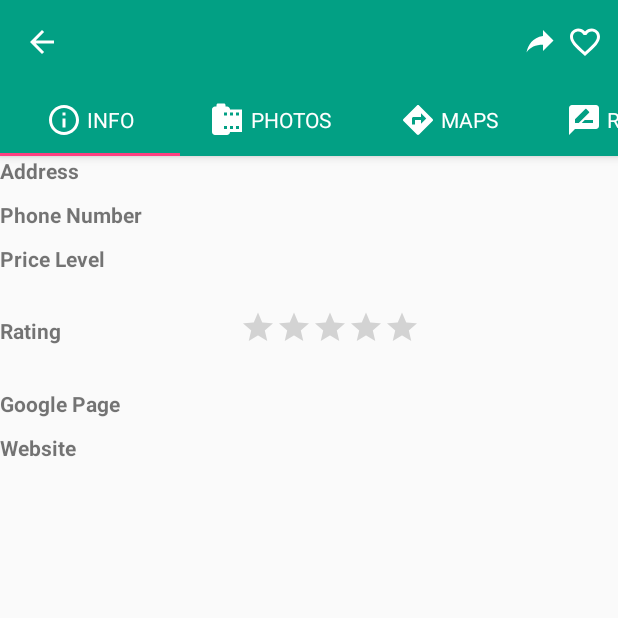
After one commit to JieYin2017/Android-Travel-and-Search, an Android app: the DetailActivity screen opened directly, with no data from a screen before it, on a phone screen of 412 x 824 dp, the top half of it. The commit adds this screen. Run offline under Robolectric (Android 15) with nearby library versions, the phone set to English and light mode, and no system bars; our stand-ins replace Volley; network calls fail; 3 statements that could not run were skipped.

Commit message:
pagination complete details page move on

```diff
--- /dev/null
+++ b/TravelSearch/app/src/main/java/edu/usc/jieyin/travelsearch/DetailActivity.java
@@ -0,0 +1,187 @@
+package edu.usc.jieyin.travelsearch;
+
+import android.content.Intent;
+import android.icu.text.IDNA;
+import android.support.design.widget.TabLayout;
+import android.support.v4.app.Fragment;
+import android.support.v4.app.FragmentManager;
+import android.support.v4.app.FragmentPagerAdapter;
+import android.support.v4.view.ViewPager;
+import android.support.v7.app.AppCompatActivity;
+import android.os.Bundle;
+import android.support.v7.widget.Toolbar;
+import android.util.Log;
+import android.view.LayoutInflater;
+import android.view.Menu;
+import android.view.View;
+import android.widget.ImageView;
+import android.widget.LinearLayout;
+import android.widget.TextView;
+
+import com.android.volley.Request;
+import com.android.volley.RequestQueue;
+import com.android.volley.Response;
+import com.android.volley.VolleyError;
+import com.android.volley.toolbox.StringRequest;
+import com.android.volley.toolbox.Volley;
+
+import org.json.JSONException;
+import org.json.JSONObject;
+
+import java.util.ArrayList;
+import java.util.List;
+
+public class DetailActivity extends AppCompatActivity {
+    public static JSONObject placeDetails;
+    private TabLayout tabLayout;
+    private ViewPager viewPager;
+    private JSONObject placeJSON;
+    private String placeName;
+    private String placeID;
+    private boolean isFavorite = false;
+    private ImageView shareButton;
+    private ImageView favoriteButton;
+    private DetailActivity.ViewPagerAdapter adapter;
+    private int[] tabIcons = {
+            R.drawable.icon_info_outline,
+            R.drawable.icon_photo,
+            R.drawable.icon_maps,
+            R.drawable.icon_review
+    };
+    private String[] tabTitles = {
+            "INFO",
+            "PHOTOS",
+            "MAPS",
+            "REVIEWS"
+    };
+
+    @Override
+    protected void onCreate(Bundle savedInstanceState) {
+        super.onCreate(savedInstanceState);
+        setContentView(R.layout.activity_detail);
+
+        Toolbar toolbar = (Toolbar) findViewById(R.id.toolbar);
+        setSupportActionBar(toolbar);
+        getSupportActionBar().setDisplayHomeAsUpEnabled(true);
+        getSupportActionBar().setDisplayShowTitleEnabled(false);
+
+        viewPager = (ViewPager) findViewById(R.id.viewpager);
+        addTabs(viewPager);
+
+        tabLayout = (TabLayout) findViewById(R.id.tabs);
+        tabLayout.setupWithViewPager(viewPager);
+        setupTabIcons();
+
+        Intent intent = getIntent();
+        String placeString = intent.getStringExtra("PlaceDetail");
+        try {
+            placeJSON = new JSONObject(placeString);
+            placeName = placeJSON.getString("name");
+            placeID = placeJSON.getString("place_id");
+            for(int i = 0; i < FavoriteFragment.favoriteItems.length(); i++){
+                if(FavoriteFragment.favoriteItems.getJSONObject(i).getString("place_id").equals(placeID)){
+                    isFavorite = true;
+                    break;
+                }
+            }
+            setToolBar();
+        } catch (JSONException e) {
+            e.printStackTrace();
+        }
+
+        fetchDetails();
+    }
+
+    private void setToolBar(){
+        TextView placeNameView = findViewById(R.id.placeName);
+        shareButton = findViewById(R.id.share);
+        favoriteButton = findViewById(R.id.favoInfo);
+        placeNameView.setText(placeName);
+        if(isFavorite){
+            favoriteButton.setImageResource(R.drawable.icon_heart_fill_white);
+        }
+    }
+
+    private void fetchDetails(){
+        RequestQueue queue = Volley.newRequestQueue(getApplicationContext());
+
+        String detailURL = "http://jay-cs571-hw9.us-east-2.elasticbeanstalk.com/details/?placeID=" + placeID;
+        Log.d("placeDetails",detailURL);
+        StringRequest nextPageRequest = new StringRequest(Request.Method.GET, detailURL,
+                new Response.Listener<String>() {
+                    @Override
+                    public void onResponse(String response) {
+                        try {
+                            JSONObject placeObj = new JSONObject(response);
+                            placeDetails = placeObj.getJSONObject("result");
+                            InfoFragment infoFrag = (InfoFragment) adapter.getItem(0);
+                            infoFrag.setInfo(placeDetails);
+
+                        } catch (JSONException e) {
+                            e.printStackTrace();
+                        }
+                    }
+                },
+                new Response.ErrorListener() {
+                    @Override
+                    public void onErrorResponse(VolleyError error) {
+                        Log.d("placeDetails",error.getMessage());
+                    }
+                });
+        queue.add(nextPageRequest);
+    }
+
+    private void setupTabIcons() {
+        //tabLayout.getTabAt(0).setIcon(tabIcons[0]);
+        //tabLayout.getTabAt(1).setIcon(tabIcons[1]);
+        for (int i = 0; i < 4; i++) {
+            LinearLayout tabLinearLayout = (LinearLayout) LayoutInflater.from(this).inflate(R.layout.custom_tab, null);
+            TextView tabContent = (TextView) tabLinearLayout.findViewById(R.id.tabContent);
+            tabContent.setText(" " + tabTitles[i]);
+            tabContent.setCompoundDrawablesWithIntrinsicBounds(tabIcons[i], 0, 0, 0);
+            tabLayout.getTabAt(i).setCustomView(tabContent);
+        }
+
+
+    }
+
+    private void addTabs(ViewPager viewPager) {
+        adapter = new DetailActivity.ViewPagerAdapter(getSupportFragmentManager());
+        adapter.addFrag(new InfoFragment(), tabTitles[0]);
+        adapter.addFrag(new PhotoFragment(), tabTitles[1]);
+        adapter.addFrag(new MapFragment(), tabTitles[2]);
+        adapter.addFrag(new ReviewFragment(), tabTitles[3]);
+        viewPager.setAdapter(adapter);
+    }
+
+
+
+    class ViewPagerAdapter extends FragmentPagerAdapter {
+        private final List<Fragment> mFragmentList = new ArrayList<>();
+        private final List<String> mFragmentTitleList = new ArrayList<>();
+
+        public ViewPagerAdapter(FragmentManager manager) {
+            super(manager);
+        }
+
+        @Override
+        public Fragment getItem(int position) {
+            return mFragmentList.get(position);
+        }
+
+        @Override
+        public int getCount() {
+            return mFragmentList.size();
+        }
+
+        public void addFrag(Fragment fragment, String title) {
+            mFragmentList.add(fragment);
+            mFragmentTitleList.add(title);
+        }
+
+        @Override
+        public CharSequence getPageTitle(int position) {
+            return mFragmentTitleList.get(position);
+        }
+    }
+}
--- /dev/null
+++ b/TravelSearch/app/src/main/java/edu/usc/jieyin/travelsearch/InfoFragment.java
@@ -0,0 +1,59 @@
+package edu.usc.jieyin.travelsearch;
+
+import android.os.Bundle;
+import android.support.v4.app.Fragment;
+import android.view.LayoutInflater;
+import android.view.View;
+import android.view.ViewGroup;
+import android.widget.ImageView;
+import android.widget.RatingBar;
+import android.widget.TextView;
+
+import org.json.JSONException;
+import org.json.JSONObject;
+import org.w3c.dom.Text;
+
+public class InfoFragment extends Fragment {
+    private TextView address;
+    private TextView phoneNumber;
+    private TextView priceLevel;
+    private RatingBar rating;
+    private TextView googlePage;
+    private TextView website;
+
+
+    public InfoFragment() {
+        // Required empty public constructor
+    }
+
+    @Override
+    public void onCreate(Bundle savedInstanceState) {
+        super.onCreate(savedInstanceState);
+    }
+
+    @Override
+    public View onCreateView(LayoutInflater inflater, ViewGroup container,
+                             Bundle savedInstanceState) {
+        View view = inflater.inflate(R.layout.fragment_info, container, false);
+
+        address = view.findViewById(R.id.address);
+        phoneNumber = view.findViewById(R.id.phoneNumber);
+        priceLevel = view.findViewById(R.id.priceLevel);
+        rating = view.findViewById(R.id.rating);
+        googlePage = view.findViewById(R.id.googlePage);
+        website = view.findViewById(R.id.website);
+        return view;
+    }
+
+    public void setInfo(JSONObject placeDetails){
+        if(placeDetails.has("formatted_address")){
+            try {
+                address.setText(placeDetails.getString("formatted_address"));
+            } catch (JSONException e) {
+                e.printStackTrace();
+            }
+        }
+
+    }
+
+}
--- /dev/null
+++ b/TravelSearch/app/src/main/java/edu/usc/jieyin/travelsearch/MapFragment.java
@@ -0,0 +1,27 @@
+package edu.usc.jieyin.travelsearch;
+
+import android.os.Bundle;
+import android.support.v4.app.Fragment;
+import android.view.LayoutInflater;
+import android.view.View;
+import android.view.ViewGroup;
+
+public class MapFragment extends Fragment {
+
+    public MapFragment() {
+        // Required empty public constructor
+    }
+
+    @Override
+    public void onCreate(Bundle savedInstanceState) {
+        super.onCreate(savedInstanceState);
+    }
+
+    @Override
+    public View onCreateView(LayoutInflater inflater, ViewGroup container,
+                             Bundle savedInstanceState) {
+        // Inflate the layout for this fragment
+        return inflater.inflate(R.layout.fragment_map, container, false);
+    }
+
+}
--- /dev/null
+++ b/TravelSearch/app/src/main/java/edu/usc/jieyin/travelsearch/PhotoFragment.java
@@ -0,0 +1,27 @@
+package edu.usc.jieyin.travelsearch;
+
+import android.os.Bundle;
+import android.support.v4.app.Fragment;
+import android.view.LayoutInflater;
+import android.view.View;
+import android.view.ViewGroup;
+
+public class PhotoFragment extends Fragment {
+
+    public PhotoFragment() {
+        // Required empty public constructor
+    }
+
+    @Override
+    public void onCreate(Bundle savedInstanceState) {
+        super.onCreate(savedInstanceState);
+    }
+
+    @Override
+    public View onCreateView(LayoutInflater inflater, ViewGroup container,
+                             Bundle savedInstanceState) {
+        // Inflate the layout for this fragment
+        return inflater.inflate(R.layout.fragment_photo, container, false);
+    }
+
+}
--- /dev/null
+++ b/TravelSearch/app/src/main/java/edu/usc/jieyin/travelsearch/ReviewFragment.java
@@ -0,0 +1,27 @@
+package edu.usc.jieyin.travelsearch;
+
+import android.os.Bundle;
+import android.support.v4.app.Fragment;
+import android.view.LayoutInflater;
+import android.view.View;
+import android.view.ViewGroup;
+
+public class ReviewFragment extends Fragment {
+
+    public ReviewFragment() {
+        // Required empty public constructor
+    }
+
+    @Override
+    public void onCreate(Bundle savedInstanceState) {
+        super.onCreate(savedInstanceState);
+    }
+
+    @Override
+    public View onCreateView(LayoutInflater inflater, ViewGroup container,
+                             Bundle savedInstanceState) {
+        // Inflate the layout for this fragment
+        return inflater.inflate(R.layout.fragment_review, container, false);
+    }
+
+}
--- /dev/null
+++ b/TravelSearch/app/src/main/res/drawable/icon_photo.xml
@@ -0,0 +1,4 @@
+<?xml version="1.0" encoding="utf-8"?>
+<vector xmlns:android="http://schemas.android.com/apk/res/android" android:width="24dp" android:height="24dp" android:viewportWidth="24.0" android:viewportHeight="24.0">
+    <path android:fillColor="#FFFFFF" android:pathData="M14,5c0,-1.1 -0.9,-2 -2,-2h-1L11,2c0,-0.55 -0.45,-1 -1,-1L6,1c-0.55,0 -1,0.45 -1,1v1L4,3c-1.1,0 -2,0.9 -2,2v15c0,1.1 0.9,2 2,2h8c1.1,0 2,-0.9 2,-2h8L22,5h-8zM12,18h-2v-2h2v2zM12,9h-2L10,7h2v2zM16,18h-2v-2h2v2zM16,9h-2L14,7h2v2zM20,18h-2v-2h2v2zM20,9h-2L18,7h2v2z"/>
+</vector>
--- /dev/null
+++ b/TravelSearch/app/src/main/res/layout/activity_detail.xml
@@ -0,0 +1,81 @@
+<?xml version="1.0" encoding="utf-8"?>
+<android.support.design.widget.CoordinatorLayout xmlns:android="http://schemas.android.com/apk/res/android"
+    xmlns:app="http://schemas.android.com/apk/res-auto"
+    xmlns:tools="http://schemas.android.com/tools"
+    android:layout_width="match_parent"
+    android:layout_height="match_parent">
+
+    <android.support.design.widget.AppBarLayout
+        android:id="@+id/appBarLayout"
+        android:layout_width="match_parent"
+        android:layout_height="wrap_content"
+        android:theme="@style/ThemeOverlay.AppCompat.Dark.ActionBar"
+        app:layout_anchor="@+id/appBarLayout"
+        app:layout_anchorGravity="right|top">
+
+        <android.support.v7.widget.Toolbar
+            android:id="@+id/toolbar"
+            android:layout_width="match_parent"
+            android:layout_height="?attr/actionBarSize"
+            android:background="?attr/colorPrimary"
+            app:layout_scrollFlags="scroll|enterAlways"
+            app:popupTheme="@style/ThemeOverlay.AppCompat.Light">
+
+            <RelativeLayout
+                android:layout_width="wrap_content"
+                android:layout_height="match_parent"
+                android:orientation="horizontal">
+
+                <TextView
+                    android:id="@+id/placeName"
+                    android:layout_width="250dp"
+                    android:layout_height="match_parent"
+                    android:gravity="center_vertical|left|center"
+                    android:layout_alignParentStart="true"
+                    android:layout_alignParentTop="true"
+                    android:layout_marginStart="40dp"
+                    android:scrollHorizontally="true"
+                    android:ellipsize="end"
+                    android:maxLines="1"
+                    android:textSize="20dp"
+                    android:textStyle="bold"
+                    android:textColor="#ffffff" />
+
+                <ImageView
+                    android:id="@+id/share"
+                    android:layout_width="wrap_content"
+                    android:layout_height="match_parent"
+                    android:layout_alignParentEnd="true"
+                    android:layout_alignParentTop="true"
+                    android:layout_marginEnd="40dp"
+                    app:srcCompat="@drawable/icon_share" />
+
+                <ImageView
+                    android:id="@+id/favoInfo"
+                    android:layout_width="wrap_content"
+                    android:layout_height="match_parent"
+                    android:layout_alignParentEnd="true"
+                    android:layout_alignParentTop="true"
+                    android:layout_marginEnd="10dp"
+                    app:srcCompat="@drawable/icon_heart_outline_white" />
+            </RelativeLayout>
+
+        </android.support.v7.widget.Toolbar>
+
+
+        <android.support.design.widget.TabLayout
+            android:id="@+id/tabs"
+            android:layout_width="match_parent"
+            android:layout_height="wrap_content"
+            app:tabGravity="fill"
+            app:tabMinWidth="120dp"
+            app:tabMode="scrollable" />
+    </android.support.design.widget.AppBarLayout>
+
+    <android.support.v4.view.ViewPager
+        android:id="@+id/viewpager"
+        android:layout_width="match_parent"
+        android:layout_height="match_parent"
+        app:layout_behavior="@string/appbar_scrolling_view_behavior" />
+
+</android.support.design.widget.CoordinatorLayout>
--- /dev/null
+++ b/TravelSearch/app/src/main/res/layout/fragment_info.xml
@@ -0,0 +1,131 @@
+<?xml version="1.0" encoding="utf-8"?>
+<TableLayout xmlns:android="http://schemas.android.com/apk/res/android"
+    android:id="@+id/info_fragment"
+    android:layout_width="match_parent"
+    android:layout_height="match_parent"
+    android:layout_marginBottom="20dp"
+    android:layout_marginLeft="20dp"
+    android:layout_marginRight="20dp"
+    android:layout_marginTop="20dp">
+
+    <TableRow
+        android:layout_width="fill_parent"
+        android:layout_height="wrap_content"
+        android:layout_marginBottom="10dp">
+
+        <TextView
+            android:layout_width="100dp"
+            android:layout_height="wrap_content"
+            android:layout_column="1"
+            android:text="Address"
+            android:textStyle="bold" />
+
+        <TextView
+            android:id="@+id/address"
+            android:layout_width="wrap_content"
+            android:layout_height="wrap_content"
+            android:layout_column="2"/>
+
+    </TableRow>
+
+    <TableRow
+        android:layout_width="fill_parent"
+        android:layout_height="wrap_content"
+        android:layout_marginBottom="10dp">
+
+        <TextView
+            android:layout_width="100dp"
+            android:layout_height="wrap_content"
+            android:layout_column="1"
+            android:text="Phone Number"
+            android:textStyle="bold" />
+
+        <TextView
+            android:id="@+id/phoneNumber"
+            android:layout_width="wrap_content"
+            android:layout_height="wrap_content"
+            android:layout_column="2"/>
+    </TableRow>
+
+    <TableRow
+        android:layout_width="fill_parent"
+        android:layout_height="wrap_content"
+        android:layout_marginBottom="10dp">
+
+        <TextView
+            android:layout_width="100dp"
+            android:layout_height="wrap_content"
+            android:layout_column="1"
+            android:text="Price Level"
+            android:textStyle="bold" />
+
+        <TextView
+            android:id="@+id/priceLevel"
+            android:layout_width="wrap_content"
+            android:layout_height="wrap_content"
+            android:layout_column="2"/>
+    </TableRow>
+
+    <TableRow
+        android:layout_width="fill_parent"
+        android:layout_height="wrap_content"
+        android:layout_marginBottom="10dp">
+
+        <TextView
+            android:layout_width="100dp"
+            android:layout_height="wrap_content"
+            android:layout_column="1"
+            android:text="Rating"
+            android:layout_gravity="center_vertical|left"
+            android:textStyle="bold" />
+
+        <RatingBar
+            android:id="@+id/rating"
+            android:layout_width="wrap_content"
+            android:layout_height="wrap_content"
+            android:scaleX=".5"
+            android:scaleY=".5"
+            android:layout_gravity="center_vertical"
+            android:layout_column="2"
+            android:numStars="5"
+            android:isIndicator="true"/>
+    </TableRow>
+
+
+    <TableRow
+        android:layout_width="fill_parent"
+        android:layout_height="wrap_content"
+        android:layout_marginBottom="10dp">
+
+        <TextView
+            android:layout_width="100dp"
+            android:layout_height="wrap_content"
+            android:layout_column="1"
+            android:text="Google Page"
+            android:textStyle="bold" />
+
+        <TextView
+            android:id="@+id/googlePage"
+            android:layout_width="wrap_content"
+            android:layout_height="wrap_content"
+            android:layout_column="2" />
+    </TableRow>
+    <TableRow
+        android:layout_width="fill_parent"
+        android:layout_height="wrap_content"
+        android:layout_marginBottom="10dp">
+
+        <TextView
+            android:layout_width="100dp"
+            android:layout_height="wrap_content"
+            android:layout_column="1"
+            android:text="Website"
+            android:textStyle="bold"/>
+
+        <TextView
+            android:id="@+id/website"
+            android:layout_width="wrap_content"
+            android:layout_height="wrap_content"
+            android:layout_column="2"/>
+    </TableRow>
+</TableLayout>
--- a/TravelSearch/app/src/main/res/values/strings.xml
+++ b/TravelSearch/app/src/main/res/values/strings.xml
@@ -31,4 +31,7 @@
         <item>Travel Agency</item>
         <item>Zoo</item>
     </string-array>
+
+    <!-- TODO: Remove or change this placeholder text -->
+    <string name="hello_blank_fragment">Hello blank fragment</string>
 </resources>
```
Also changed, not shown: TravelSearch/app/src/main/AndroidManifest.xml (+7 -3 lines), TravelSearch/app/src/main/java/edu/usc/jieyin/travelsearch/NearbyActivity.java (+116 -4 lines), TravelSearch/app/src/main/res/layout/fragment_map.xml (added, +15 -0 lines), TravelSearch/app/src/main/res/layout/fragment_photo.xml (added, +15 -0 lines), TravelSearch/app/src/main/res/layout/fragment_review.xml (added, +15 -0 lines).
